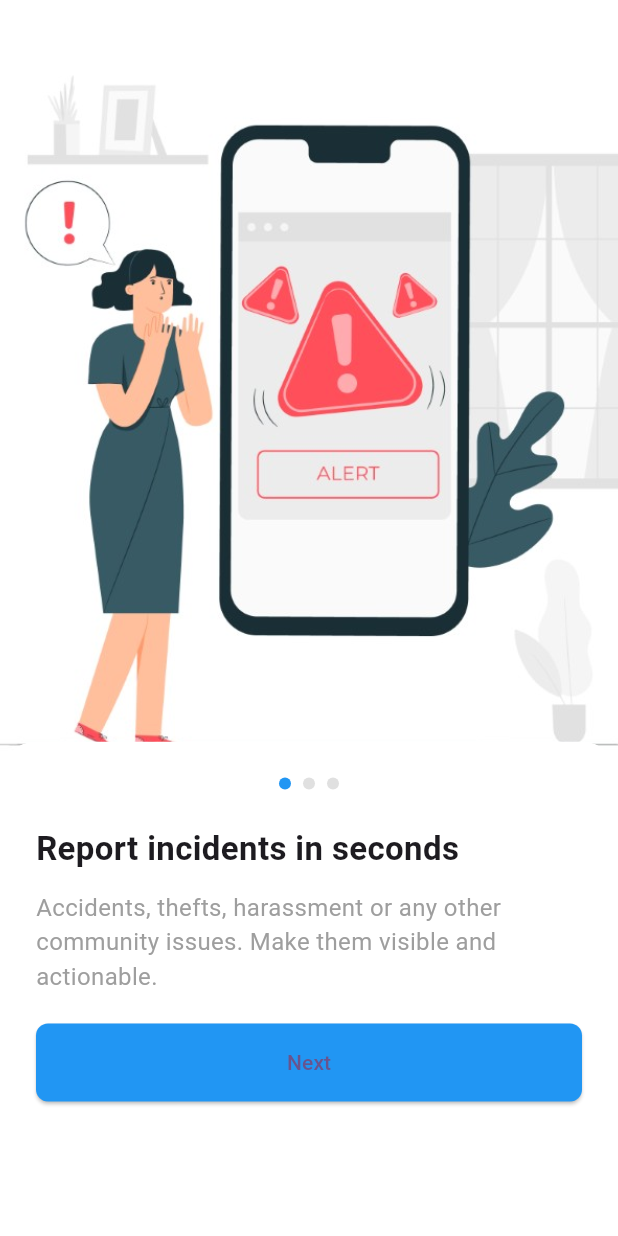
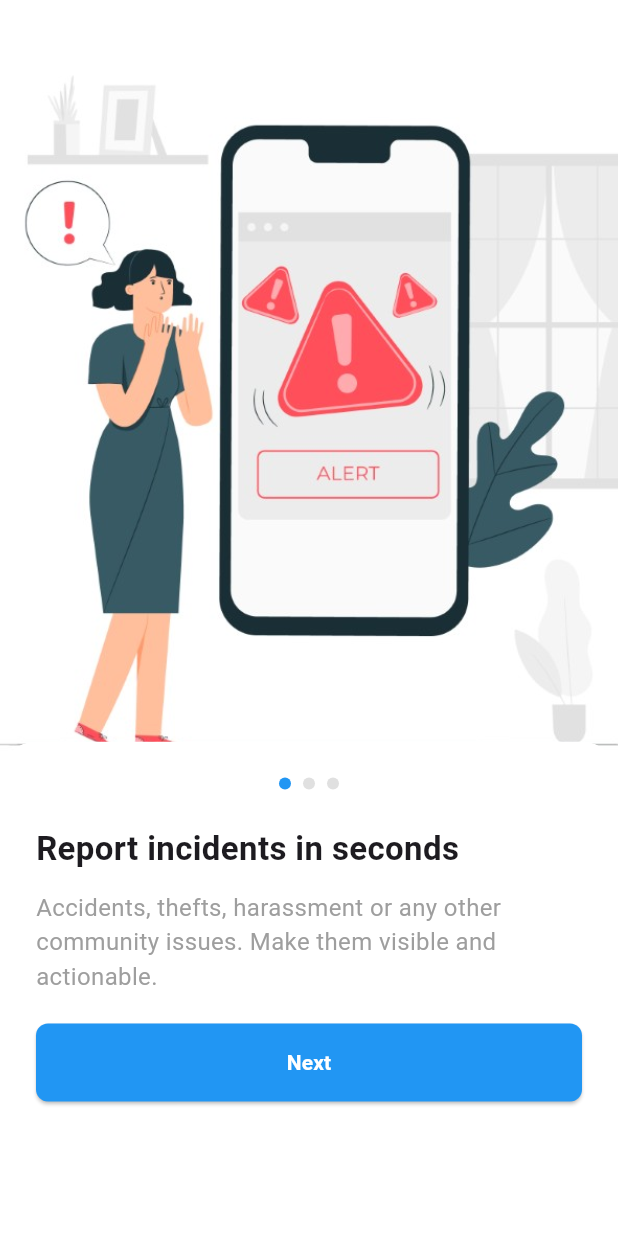
Before and after one commit to alexeigio/report_app, a Flutter app: the screen it shows after launch, on a phone screen of 412 x 824 dp. Run offline on Flutter 3.47's test engine with Material 3 defaults, Android fonts, the phone set to English and light mode, and no system bars; our stand-ins replace carousel_slider, cloud_firestore, firebase_auth, firebase_core, firebase_storage, flutter_svg and 3 more; accounts and stored records are empty; project files that could hold a hidden picture were left out.

Commit message:
fix: fixed UI inconsistencies in onboarding flow and registration form

```diff
--- a/lib/features/onboarding/onboarding_screen.dart
+++ b/lib/features/onboarding/onboarding_screen.dart
@@ -80,14 +80,13 @@ class _OnboardingScreenState extends State<OnboardingScreen> {
                         page.imageAsset,
                         width: double.infinity,
                         fit: BoxFit.cover,
-                        gaplessPlayback: true, // ✅ evita parpadeo
+                        gaplessPlayback: true,
                       ),
                     ),
                     const Spacer(flex: 7),
                   ],
                 ),
               ),
-              // Contenedor blanco encima parcialmente de la imagen
               Align(
                 alignment: Alignment.bottomCenter,
                 child: ClipRRect(
@@ -170,6 +169,10 @@ class _OnboardingScreenState extends State<OnboardingScreen> {
                                 _currentIndex == _pages.length - 1
                                     ? "Get Started"
                                     : "Next",
+                                style: const TextStyle(
+                                  color: Colors.white,
+                                  fontWeight: FontWeight.bold,
+                                ),
                               ),
                             ),
                           ),
```
Also changed, not shown: assets/google_logo_SU.svg (renamed from assets/android_logo_SU.svg).
